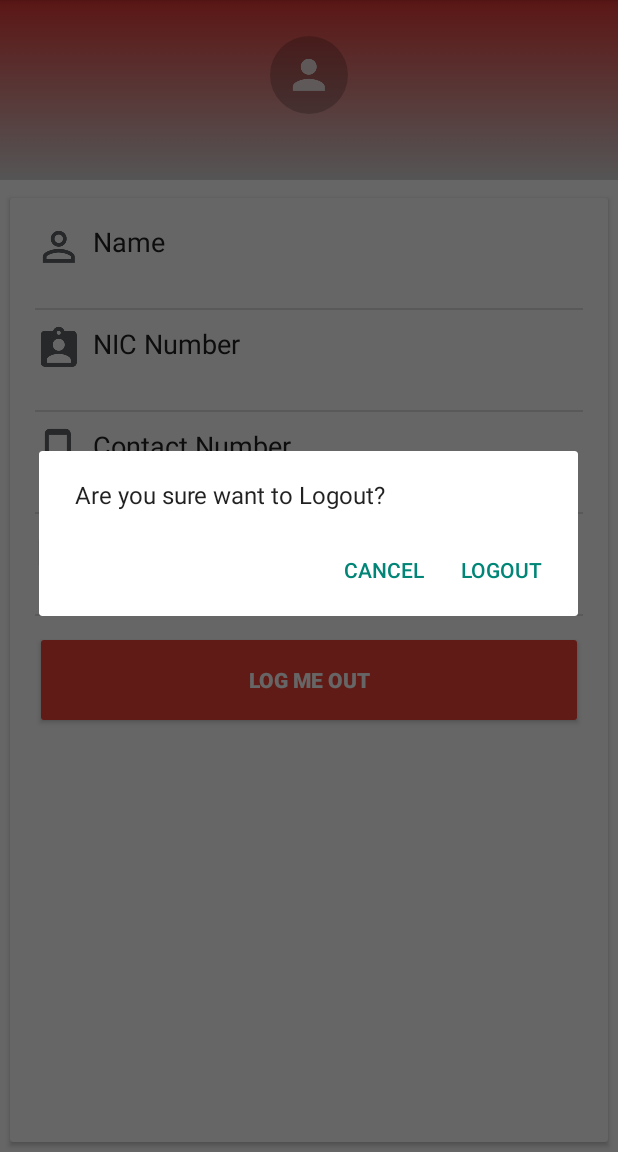
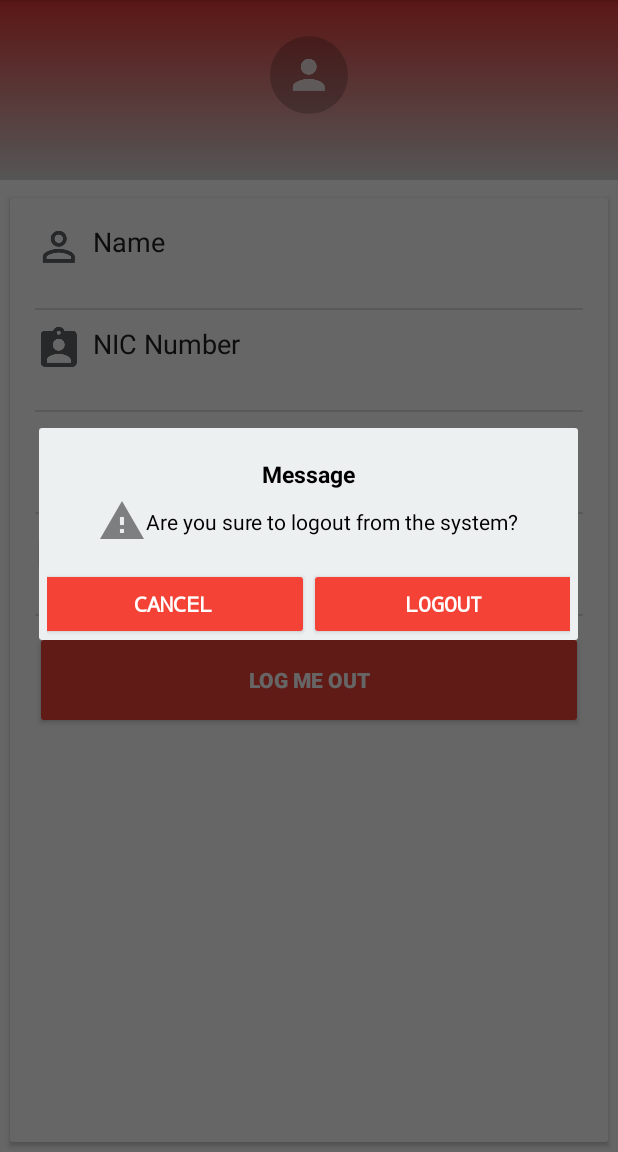
Before and after one commit to manojmadhu/ReaderApp, an Android app: the MyinfoActivity screen opened directly, with no data from a screen before it, after a tap on "LOG ME OUT", on a phone screen of 412 x 824 dp, the part 84-1236 px from its top. Run offline under Robolectric (Android 15) with nearby library versions, the phone set to English and light mode, and no system bars.

Commit message:
create password encryption class and add password encryption. change alert and progressbar UI.

```diff
--- a/app/src/main/java/reader/com/nipponit/readerapp/UserController/MyinfoActivity.java
+++ b/app/src/main/java/reader/com/nipponit/readerapp/UserController/MyinfoActivity.java
@@ -9,8 +9,10 @@ import android.os.AsyncTask;
 import android.support.v4.app.NavUtils;
 import android.support.v7.app.AppCompatActivity;
 import android.os.Bundle;
+import android.view.LayoutInflater;
 import android.view.MenuItem;
 import android.view.View;
+import android.widget.Button;
 import android.widget.TextView;
 
 import reader.com.nipponit.readerapp.Database.AppDB;
@@ -77,28 +79,33 @@ public class MyinfoActivity extends AppCompatActivity {
     public void OnLogout(View v){
 
         appDB = new AppDB(MyinfoActivity.this);
-        AlertDialog dialog=new AlertDialog.Builder(MyinfoActivity.this,R.style.Theme_AppCompat_DayNight_Dialog_Alert).create();
-        dialog.setMessage("Are you sure want to Logout?");
-        dialog.setButton(AlertDialog.BUTTON_POSITIVE, "Logout", new DialogInterface.OnClickListener() {
+
+        final AlertDialog.Builder builder = new AlertDialog.Builder(MyinfoActivity.this);
+        final View view = LayoutInflater.from(MyinfoActivity.this).inflate(R.layout.logout_alert,null);
+        Button btnlogout = (Button)view.findViewById(R.id.btnlogout);
+        Button btncancel = (Button)view.findViewById(R.id.btncancel);
+        builder.setView(view);
+        final AlertDialog AD = builder.show();
+
+        btnlogout.setOnClickListener(new View.OnClickListener() {
             @Override
-            public void onClick(DialogInterface dialog, int which) {
-                //appDB.ClearUser();
+            public void onClick(View v) {
+                appDB.ClearUser();
                 Intent intent=new Intent(MyinfoActivity.this,SelectionActivity.class);
                 intent.addFlags(Intent.FLAG_ACTIVITY_CLEAR_TOP);
                 intent.addFlags(Intent.FLAG_ACTIVITY_EXCLUDE_FROM_RECENTS);
                 intent.putExtra("Exit",true);
                 startActivity(intent);
+                AD.dismiss();
             }
         });
 
-        dialog.setButton(AlertDialog.BUTTON_NEGATIVE, "Cancel", new DialogInterface.OnClickListener() {
+        btncancel.setOnClickListener(new View.OnClickListener() {
             @Override
-            public void onClick(DialogInterface dialog, int which) {
-                dialog.dismiss();
+            public void onClick(View v) {
+                AD.dismiss();
             }
         });
-        dialog.show();
-
     }
 
 
--- a/app/src/main/res/layout/activity_register.xml
+++ b/app/src/main/res/layout/activity_register.xml
@@ -75,7 +75,7 @@
                 android:layout_height="wrap_content"
                 android:textSize="18dp"
                 android:textColor="@color/colorFontBlack"
-                android:text="Contact Number"
+                android:text="Mobile Number"
                 android:drawableLeft="@drawable/ic_contact_black"
                 android:drawablePadding="10px"
                 />
--- /dev/null
+++ b/app/src/main/res/layout/logout_alert.xml
@@ -0,0 +1,99 @@
+<?xml version="1.0" encoding="utf-8"?>
+<LinearLayout xmlns:android="http://schemas.android.com/apk/res/android"
+    android:orientation="vertical" android:layout_width="match_parent"
+    android:layout_height="match_parent"
+    android:background="@color/colorview"
+    android:layout_marginBottom="10px">
+
+    <TextView
+        android:id="@+id/lblheader"
+        android:layout_width="wrap_content"
+        android:layout_height="wrap_content"
+        android:text="@string/alertsend"
+        android:textSize="15dp"
+        android:layout_marginTop="30px"
+        android:textStyle="bold"
+        android:textColor="@color/Black"
+        android:layout_gravity="center"/>
+
+    <RelativeLayout
+        android:layout_width="wrap_content"
+        android:layout_height="wrap_content"
+        android:layout_gravity="center">
+
+
+        <ImageView
+            android:id="@+id/imgsensor"
+            android:layout_width="wrap_content"
+            android:layout_height="wrap_content"
+            android:src="@drawable/ic_alert"
+            android:layout_marginTop="15px"
+            android:layout_centerVertical="true"/>
+
+        <TextView
+            android:id="@+id/lbltext"
+            android:layout_width="wrap_content"
+            android:layout_height="wrap_content"
+            android:text="@string/alertdialogexsit"
+            android:textColor="@color/Black"
+            android:layout_marginTop="15px"
+            android:layout_centerVertical="true"
+            android:layout_toRightOf="@+id/imgsensor"/>
+
+
+
+    </RelativeLayout>
+
+    <LinearLayout
+        android:layout_width="match_parent"
+        android:layout_height="wrap_content"
+        android:orientation="horizontal"
+        android:layout_marginTop="15px"
+        android:layout_marginLeft="5dp"
+        android:layout_marginRight="5dp"
+        android:weightSum="2">
+
+
+        <LinearLayout
+            android:layout_width="match_parent"
+            android:layout_height="match_parent"
+            android:layout_weight="1">
+            <Button
+                android:id="@+id/btncancel"
+                android:layout_width="match_parent"
+                android:layout_height="wrap_content"
+                android:layout_marginLeft="-10px"
+                android:layout_marginRight="0dp"
+                android:layout_alignParentRight="true"
+                android:theme="@style/MyButton"
+                android:fontFamily="monospace"
+                android:text="CANCEL"
+                android:textStyle="bold"
+            />
+        </LinearLayout>
+
+        <LinearLayout
+            android:layout_width="match_parent"
+            android:layout_height="match_parent"
+            android:layout_weight="1">
+
+            <Button
+                android:id="@+id/btnlogout"
+                android:layout_width="match_parent"
+                android:layout_height="wrap_content"
+                android:theme="@style/MyButton"
+                android:layout_marginLeft="0px"
+                android:layout_marginRight="-10px"
+                android:layout_alignParentLeft="true"
+                android:fontFamily="monospace"
+                android:textStyle="bold"
+                android:text="LOGOUT"/>
+
+        </LinearLayout>
+    </LinearLayout>
+
+
+
+
+
+</LinearLayout>
--- a/app/src/main/res/values/strings.xml
+++ b/app/src/main/res/values/strings.xml
@@ -24,7 +24,7 @@
     <string name="mypoints">My Points</string>
     <string name="scan_history">Scan History</string>
     <string name="my_info">My Info</string>
-    <string name="mobilehint">Mobile number (ex: 0771234567)</string>
+    <string name="mobilehint">ex: 0771234567</string>
 
     <string name="vertification">Verification Code</string>
     <string name="verificationtext">Please type the verification code sent to</string>
@@ -41,8 +41,9 @@
     <string name="confirm">Confirm  password</string>
     <string name="newpassword">New Password</string>
 
-    <string name="alertdialogexsit">Are you sure to Logout?</string>
-    <string name="alertsend">System message</string>
+    <string name="alertdialogexsit">Are you sure to logout from the system?</string>
+    <string name="alertsend">Message</string>
     <string name="logout">LOGOUT</string>
+    <string name="alertsendbarcode">Are you sure to send scanned Barcode(s)?</string>
 
 </resources>
--- a/app/src/main/res/values/styles.xml
+++ b/app/src/main/res/values/styles.xml
@@ -23,6 +23,10 @@
         <item name="android:textColor">@color/appBackground</item>
     </style>
 
+    <style name="MyProgressBar" parent="@style/Widget.AppCompat.ProgressBar">
+        <item name="colorAccent">#ffff</item>
+        <item name="android:background">#ffff</item>
+    </style>
 
 
 </resources>
```
Also changed, not shown: app/src/main/java/reader/com/nipponit/readerapp/ScanActivity.java (+28 -14 lines), app/src/main/java/reader/com/nipponit/readerapp/UserController/RegisterActivity.java (+49 -1 lines), app/src/main/java/reader/com/nipponit/readerapp/UserController/passwordEncryption.java (added, +43 -0 lines), app/src/main/res/layout/layout_progress.xml (added, +39 -0 lines), app/src/main/res/layout/layout_send.xml (added, +99 -0 lines), app/src/main/res/drawable-hdpi/ic_alert.png (added), app/src/main/res/drawable-mdpi/ic_alert.png (added), app/src/main/res/drawable-xhdpi/ic_alert.png (added), app/src/main/res/drawable-xxhdpi/ic_alert.png (added).
